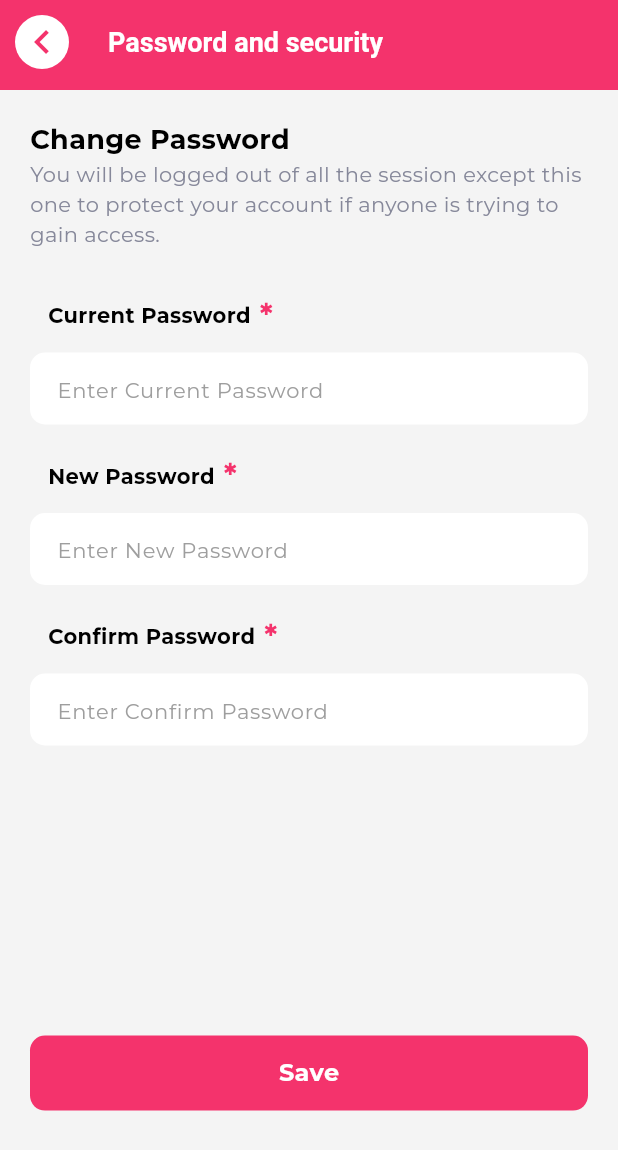
After one commit to Tulsiram-jangid/jubal_flutter, a Flutter app: the AccountSetting screen opened by its route, after a tap on "Password and Security", on a phone screen of 412 x 824 dp. The commit adds this screen. Shown: the top 1150 px of the screen. Run offline on Flutter 3.47's test engine with Material 3 defaults, Android fonts, the phone set to English and light mode, and no system bars; our stand-ins replace device_info_plus, dotted_border, flutter_local_notifications, flutter_otp_text_field, flutter_svg, google_fonts and 4 more; missing offline and left inert: country_pickers; accounts and stored records are empty.

Commit message:
change password added

```diff
--- a/lib/api/ApiController/auth_service_controller.dart
+++ b/lib/api/ApiController/auth_service_controller.dart
@@ -172,4 +172,20 @@ class AuthServiceController {
     );
     if (res.status) {}
   }
+
+  static Future<bool> changePassword ({
+    dynamic body,
+    BuildContext? context
+  })async {
+    const URL = ApiUrl.changePassword;
+    final res = await ApiRequest.request(
+      url: URL,
+      method: "POST",
+      body: body
+    );
+    if(ApiRequest.isSuccess(res.toJosn(), context)){
+
+    }
+    return res.status;
+  }
 }
--- a/lib/api/api_form.dart
+++ b/lib/api/api_form.dart
@@ -76,4 +76,24 @@ class ApiForm {
     form['isDefault'] = isDefault;
     return form;
   }
+
+  static Map<String, dynamic> getChangePasswordForm({
+    String? email,
+    String? phone,
+    String? countryCode,
+    required String currentPassword,
+    required String newPassword,
+  }){
+    Map<String, dynamic> form = {};
+    if(email != null && email.isNotEmpty){
+      form['email'] = email;
+    }
+    if(phone != null && phone.isNotEmpty){
+      form['phone'] = phone;
+      form['countryCode'] = countryCode;
+    }
+    form['currentPassword'] = currentPassword;
+    form['newPassword'] = newPassword;
+    return form;
+  }
 }
--- a/lib/api/baseUrl.dart
+++ b/lib/api/baseUrl.dart
@@ -9,6 +9,9 @@ class ApiUrl {
   static const authCheck = "${ApiUrl.server}/J0001/api/v1/get-user"; //post
   static const validateToken = "${ApiUrl.server}/J0001/api/v1/auth-check"; //get
   static const createNewToken = "${ApiUrl.server}/J0001/api/v1/create-access"; //get
+
+  //change password
+  static const changePassword = "${ApiUrl.server}/J0001/api/v1/change-password"; //post
 
   //Talents
   static const filterTalent = "${ApiUrl.server}/J0001/api/v1/filterSearch";
--- a/lib/constant/type.dart
+++ b/lib/constant/type.dart
@@ -31,6 +31,9 @@ class FieldTypes {
   static const String delete = "delete";
   static const String makeDefault = "makeDefault";
 
+  //Change Password
+  static const String currentPassword = "currentPassword";
+  static const String newPassword = "newPassword";
 }
 
 enum MyProfileTypes { logout }
--- a/lib/helper/validator.dart
+++ b/lib/helper/validator.dart
@@ -1,7 +1,15 @@
 class Validator {
+  static final RegExp passwordRegex = RegExp(
+    r'^(?=.*[A-Z])(?=.*\d)(?=.*[!@#$%^&*])[A-Za-z\d!@#$%^&*]{8,}$',
+  );
+
   static bool isValidEmail(String email) {
     final emailRegex = RegExp(
         r"^[a-zA-Z0-9.a-zA-Z0-9!#$%&'*+/=?^_`{|}~-]+@[a-zA-Z0-9.-]+\.[a-zA-Z]{2,}$");
     return emailRegex.hasMatch(email);
   }
+
+  static bool isValidPassword(String password) {
+    return passwordRegex.hasMatch(password);
+  }
 }
--- /dev/null
+++ b/lib/model/staticData/account_setting_model.dart
@@ -0,0 +1,32 @@
+import 'package:my_app/route/route_name.dart';
+
+class AccountSettingModel {
+  final String title;
+  final String routeName;
+
+  AccountSettingModel({
+    required this.title,
+    required this.routeName
+  });
+
+  static List<AccountSettingModel> getAccountListOptions(){
+    List<AccountSettingModel> list = [];
+    list.add(AccountSettingModel(
+      title: "Password and Security",
+      routeName: RouteNames.changePasswordScreen
+    ));
+    list.add(AccountSettingModel(
+      title: "Personal Details",
+      routeName: RouteNames.accountSettingScreen
+    ));
+    list.add(AccountSettingModel(
+      title: "Update field interest",
+      routeName: RouteNames.accountSettingScreen
+    ));
+    list.add(AccountSettingModel(
+      title: "Share your profile",
+      routeName: RouteNames.accountSettingScreen
+    ));
+    return list;
+  }
+}
--- a/lib/model/staticData/MyProfileModel.dart
+++ b/lib/model/staticData/my_profile_model.dart
@@ -18,7 +18,7 @@ class MyProfileHeadingModel {
     myProfileHeading
         .add(MyProfileHeadingModel(title: "General information", list: [
       MyProfileModel(
-          title: "Account Settings", route_name: RouteNames.myOrderScreen),
+          title: "Account Settings", route_name: RouteNames.accountSettingScreen),
       MyProfileModel(
         title: "Dashboard",
         route_name: RouteNames.myOrderScreen,
--- a/lib/route/route.dart
+++ b/lib/route/route.dart
@@ -1,5 +1,7 @@
 import 'package:flutter/material.dart';
 import 'package:my_app/route/route_name.dart';
+import 'package:my_app/screen/account/account_setting.dart';
+import 'package:my_app/screen/account/change_password.dart';
 import 'package:my_app/screen/activity/comment/my_comment.dart';
 import 'package:my_app/screen/activity/my_activity.dart';
 import 'package:my_app/screen/activity/like/my_like.dart';
@@ -42,6 +44,10 @@ class AppRoute {
         return MaterialPageRoute(builder: (_) => JubalStoreScreen());
       case RouteNames.addressListScreen:
         return MaterialPageRoute(builder: (_) => AddListScreen());
+      case RouteNames.accountSettingScreen:
+        return MaterialPageRoute(builder: (_) => AccountSetting());
+      case RouteNames.changePasswordScreen:
+        return MaterialPageRoute(builder: (_) => ChangePassword());
       default:
         return null;
     }
--- a/lib/route/route_name.dart
+++ b/lib/route/route_name.dart
@@ -16,4 +16,5 @@ class RouteNames {
   static const String instrumentDetail = "/instrumentDetail";
   static const String addressListScreen = "/addressListScreen";
   static const String addAddressScreen = "/addAddressScreen";
+  static const String changePasswordScreen = "/changePasswordScreen";
 }
--- /dev/null
+++ b/lib/screen/account/account_setting.dart
@@ -0,0 +1,35 @@
+import 'package:flutter/material.dart';
+import 'package:my_app/model/staticData/account_setting_model.dart';
+import 'package:my_app/widget/app_bar_widget.dart';
+import 'package:my_app/widget/option_button.dart';
+
+class AccountSetting extends StatelessWidget {
+  List<AccountSettingModel> list = AccountSettingModel.getAccountListOptions();
+
+  void onItemTap(BuildContext context, AccountSettingModel item){
+    if(item.routeName.isNotEmpty){
+      Navigator.of(context).pushNamed(item.routeName);
+    }
+  }
+
+  @override
+  Widget build(BuildContext context) {
+    return Scaffold(
+      appBar: const AppBarWidget(title: "Account Settings"),
+      body: ListView.separated(
+          padding: const EdgeInsets.symmetric(vertical: 20, horizontal: 15),
+          itemBuilder: (_, index) {
+            final item = list[index];
+            return OptionButton(title: item.title, onTap: (){
+              onItemTap(context,item);
+            },);
+          },
+          separatorBuilder: (_, index) {
+            return const SizedBox(
+              height: 10,
+            );
+          },
+          itemCount: list.length),
+    );
+  }
+}
--- /dev/null
+++ b/lib/screen/account/change_password.dart
@@ -0,0 +1,180 @@
+import 'package:flutter/material.dart';
+import 'package:my_app/api/ApiController/auth_service_controller.dart';
+import 'package:my_app/api/api_form.dart';
+import 'package:my_app/constant/type.dart';
+import 'package:my_app/helper/helper.dart';
+import 'package:my_app/helper/validator.dart';
+import 'package:my_app/route/app_navigation.dart';
+import 'package:my_app/store/provider/StoreProvider.dart';
+import 'package:my_app/utils/appColor.dart';
+import 'package:my_app/widget/app_bar_widget.dart';
+import 'package:my_app/widget/app_button.dart';
+import 'package:my_app/widget/custome_text_field.dart';
+import 'package:my_app/widget/heading_widget.dart';
+import 'package:provider/provider.dart';
+
+class ChangePassword extends StatefulWidget {
+  @override
+  State<StatefulWidget> createState() {
+    return _ChangePassword();
+  }
+}
+
+class _ChangePassword extends State<ChangePassword> {
+  TextEditingController currentPassword = TextEditingController();
+  TextEditingController newPassword = TextEditingController();
+  TextEditingController confirmPassword = TextEditingController();
+  String errorType = "";
+  String errorMsg = "";
+  bool activity = false;
+
+  String getErrorByType(String type) {
+    if (errorType == type) {
+      return errorMsg;
+    }
+    return "";
+  }
+
+  void onSubmit() async {
+
+    if (currentPassword.text.isEmpty) {
+      const msg = "Current password is required";
+      setState(() {
+        errorType = FieldTypes.currentPassword;
+        errorMsg = msg;
+      });
+      return;
+    }
+    if (newPassword.text.isEmpty) {
+      const msg = "New password is required";
+      setState(() {
+        errorType = FieldTypes.newPassword;
+        errorMsg = msg;
+      });
+      return;
+    }
+    if (confirmPassword.text.isEmpty) {
+      const msg = "Confirm password is required";
+      setState(() {
+        errorType = FieldTypes.confirmPassword;
+        errorMsg = msg;
+      });
+      return;
+    }
+    if (!Validator.isValidPassword(newPassword.text)) {
+      const msg =
+          "New Password must be at least 8 characters long, contain at least one uppercase letter, one number, and one special character.";
+      setState(() {
+        errorType = FieldTypes.newPassword;
+        errorMsg = msg;
+      });
+      return;
+    }
+    if (confirmPassword.text != newPassword.text) {
+      const msg = "New and confirm password not match";
+      setState(() {
+        errorType = FieldTypes.confirmPassword;
+        errorMsg = msg;
+      });
+      return;
+    }
+    setState(() {
+      errorType = "";
+      errorMsg = "";
+    });
+
+    final storeProvider = Provider.of<StoreProvider>(context,listen: false);
+    final user = storeProvider.user;
+
+    if(user != null){
+      setState(() {
+        activity = true;
+      });
+      dynamic form = ApiForm.getChangePasswordForm(
+        currentPassword: currentPassword.text,
+        newPassword: newPassword.text,
+        email: user.email ?? "",
+        phone: user.phone.toString(),
+        countryCode: user.countryCode
+      );
+
+      bool res = await AuthServiceController.changePassword(
+        body: form,
+        context: context
+      );
+      setState(() {
+        activity = false;
+      });
+      if(res){
+        Helper.showToast(context, "Password Changed Successfully");
+        AppNavigation.pop(context);
+      }
+    }
+  }
+
+  @override
+  Widget build(BuildContext context) {
+    double _height = MediaQuery.of(context).size.height;
+
+    return Scaffold(
+      appBar: const AppBarWidget(title: "Password and security"),
+      body: SingleChildScrollView(
+        child: Container(
+          padding: const EdgeInsets.all(20),
+          height: _height * .85,
+          child: Expanded(
+            child: Column(
+              crossAxisAlignment: CrossAxisAlignment.start,
+              children: [
+                HeadingWidget(
+                  title: "Change Password",
+                  fontWeight: FontWeight.bold,
+                ),
+                HeadingWidget(
+                  title:
+                      "You will be logged out of all the session except this one to protect your account if anyone is trying to gain access.",
+                  isText: true,
+                  maxLines: 5,
+                  color: AppColor.darkGrey,
+                  textFontSize: 14,
+                ),
+                const SizedBox(
+                  height: 30,
+                ),
+                CustomTextField(
+                  textEditingController: currentPassword,
+                  placeholder: "Enter Current Password",
+                  label: "Current Password",
+                  isRequired: true,
+                  error: getErrorByType(FieldTypes.currentPassword),
+                ),
+                const SizedBox(
+                  height: 20,
+                ),
+                CustomTextField(
+                  textEditingController: newPassword,
+                  placeholder: "Enter New Password",
+                  label: "New Password",
+                  isRequired: true,
+                  error: getErrorByType(FieldTypes.newPassword),
+                ),
+                const SizedBox(
+                  height: 20,
+                ),
+                CustomTextField(
+                  textEditingController: confirmPassword,
+                  placeholder: "Enter Confirm Password",
+                  label: "Confirm Password",
+                  isRequired: true,
+                  error: getErrorByType(FieldTypes.confirmPassword),
+                ),
+                Spacer(),
+                SafeArea(child: AppButton(title: "Save", onTap: onSubmit, isLoading: activity,))
+              ],
+            ),
+          ),
+        ),
+      ),
+    );
+  }
+}
--- a/lib/screen/profile/my_profile_screen.dart
+++ b/lib/screen/profile/my_profile_screen.dart
@@ -2,7 +2,7 @@ import 'package:flutter/material.dart';
 import 'package:flutter_svg/flutter_svg.dart';
 import 'package:my_app/api/ApiController/auth_service_controller.dart';
 import 'package:my_app/constant/type.dart';
-import 'package:my_app/model/staticData/MyProfileModel.dart';
+import 'package:my_app/model/staticData/my_profile_model.dart';
 import 'package:my_app/screen/appStart.dart';
 import 'package:my_app/shimmer/my_profile_shimmer.dart';
 import 'package:my_app/store/provider/StoreProvider.dart';
--- a/lib/widget/heading_widget.dart
+++ b/lib/widget/heading_widget.dart
@@ -1,4 +1,5 @@
 import 'package:flutter/material.dart';
+import 'package:google_fonts/google_fonts.dart';
 import 'package:my_app/utils/appColor.dart';
 
 class HeadingWidget extends StatelessWidget {
@@ -8,15 +9,17 @@ class HeadingWidget extends StatelessWidget {
   final double? fontSize;
   final double? textFontSize;
   final int? maxLines;
+  final FontWeight? fontWeight;
 
-  HeadingWidget(
+  const HeadingWidget(
       {super.key,
       required this.title,
       this.color = Colors.black,
       this.isText = false,
       this.fontSize=18,
       this.textFontSize = 12,
-      this.maxLines
+      this.maxLines,
+      this.fontWeight = FontWeight.w500
       });
 
   @override
@@ -32,7 +35,12 @@ class HeadingWidget extends StatelessWidget {
     }
     return Text(
       title,
-      style: TextStyle(fontSize: fontSize, fontWeight: FontWeight.bold, color: color),
+      // style: TextStyle(fontSize: fontSize, fontWeight: FontWeight.bold, color: color),
+      style: GoogleFonts.montserrat(
+        fontSize: fontSize,
+        fontWeight: fontWeight,
+        color: color
+      ),
       maxLines: maxLines,
       overflow: TextOverflow.ellipsis,
     );
--- /dev/null
+++ b/lib/widget/option_button.dart
@@ -0,0 +1,33 @@
+import 'package:flutter/material.dart';
+import 'package:my_app/utils/appColor.dart';
+import 'package:my_app/widget/heading_widget.dart';
+
+class OptionButton extends StatelessWidget {
+  final String title;
+  final VoidCallback? onTap;
+
+  const OptionButton({
+    super.key,
+    required this.title,
+    this.onTap
+  });
+
+  @override
+  Widget build(BuildContext context) {
+    return InkWell(
+      onTap: onTap,
+      child: Container(
+        padding: const EdgeInsets.all(15),
+        decoration: BoxDecoration(
+          color: Colors.white,
+          borderRadius: BorderRadius.circular(10)
+        ),
+        child: Row(children: [
+          HeadingWidget(title: title, fontSize: 14),
+          const Spacer(),
+          const Icon(Icons.chevron_right, color: AppColor.darkGrey,)
+        ],),),
+    );
+  }
+
+}
```
Also changed, not shown: lib/route/app_navigation.dart (+22 -8 lines).
